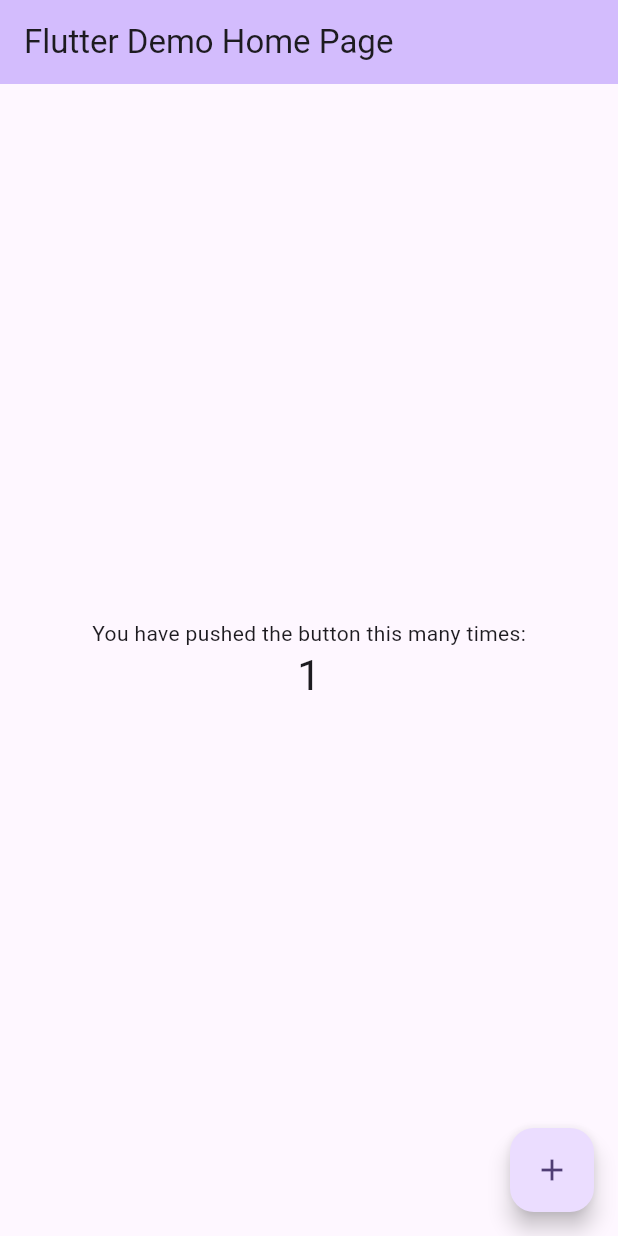
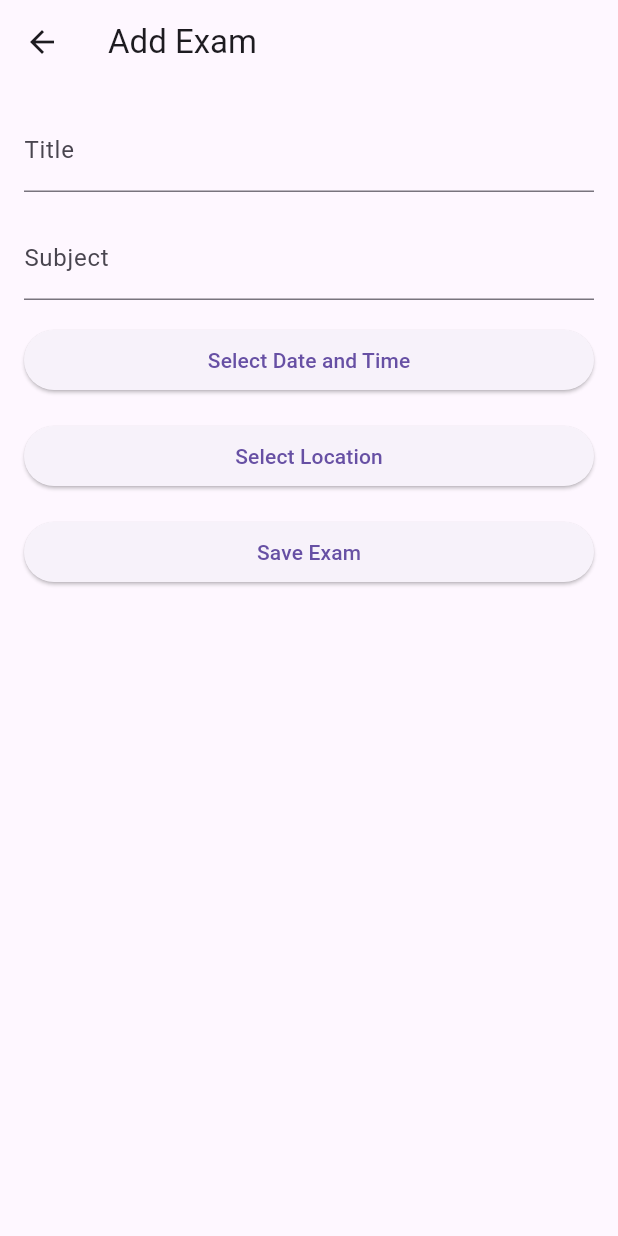
Before and after one commit to tosek4/CampusPath, a Flutter app: the screen it shows after launch, after a tap on the "add" icon, on a phone screen of 412 x 824 dp. Run offline on Flutter 3.47's test engine with Material 3 defaults, Android fonts, the light colour scheme and no system bars; our stand-ins replace geocoding, google_maps_flutter, location.

Commit message:
- implement screens - add google-map service - implement calendar - implement navigation thrugh screens - add exam functionality

```diff
--- a/lib/main.dart
+++ b/lib/main.dart
@@ -1,125 +1,24 @@
 import 'package:flutter/material.dart';
+import 'screens/calendar_screen.dart';
+import 'screens/add_exam_screen.dart';
+import 'screens/map_screen.dart';
 
 void main() {
-  runApp(const MyApp());
+  runApp(MyApp());
 }
 
 class MyApp extends StatelessWidget {
-  const MyApp({super.key});
-
-  // This widget is the root of your application.
   @override
   Widget build(BuildContext context) {
     return MaterialApp(
-      title: 'Flutter Demo',
-      theme: ThemeData(
-        // This is the theme of your application.
-        //
-        // TRY THIS: Try running your application with "flutter run". You'll see
-        // the application has a purple toolbar. Then, without quitting the app,
-        // try changing the seedColor in the colorScheme below to Colors.green
-        // and then invoke "hot reload" (save your changes or press the "hot
-        // reload" button in a Flutter-supported IDE, or press "r" if you used
-        // the command line to start the app).
-        //
-        // Notice that the counter didn't reset back to zero; the application
-        // state is not lost during the reload. To reset the state, use hot
-        // restart instead.
-        //
-        // This works for code too, not just values: Most code changes can be
-        // tested with just a hot reload.
-        colorScheme: ColorScheme.fromSeed(seedColor: Colors.deepPurple),
-        useMaterial3: true,
-      ),
-      home: const MyHomePage(title: 'Flutter Demo Home Page'),
+      title: 'Exam Scheduler',
+      theme: ThemeData(primarySwatch: Colors.blue),
+      initialRoute: '/',
+      routes: {
+        '/': (context) => CalendarScreen(),
+        '/add_exam': (context) => AddExamScreen(),
+        '/map': (context) => MapScreen(),
+      },
     );
   }
 }
-
-class MyHomePage extends StatefulWidget {
-  const MyHomePage({super.key, required this.title});
-
-  // This widget is the home page of your application. It is stateful, meaning
-  // that it has a State object (defined below) that contains fields that affect
-  // how it looks.
-
-  // This class is the configuration for the state. It holds the values (in this
-  // case the title) provided by the parent (in this case the App widget) and
-  // used by the build method of the State. Fields in a Widget subclass are
-  // always marked "final".
-
-  final String title;
-
-  @override
-  State<MyHomePage> createState() => _MyHomePageState();
-}
-
-class _MyHomePageState extends State<MyHomePage> {
-  int _counter = 0;
-
-  void _incrementCounter() {
-    setState(() {
-      // This call to setState tells the Flutter framework that something has
-      // changed in this State, which causes it to rerun the build method below
-      // so that the display can reflect the updated values. If we changed
-      // _counter without calling setState(), then the build method would not be
-      // called again, and so nothing would appear to happen.
-      _counter++;
-    });
-  }
-
-  @override
-  Widget build(BuildContext context) {
-    // This method is rerun every time setState is called, for instance as done
-    // by the _incrementCounter method above.
-    //
-    // The Flutter framework has been optimized to make rerunning build methods
-    // fast, so that you can just rebuild anything that needs updating rather
-    // than having to individually change instances of widgets.
-    return Scaffold(
-      appBar: AppBar(
-        // TRY THIS: Try changing the color here to a specific color (to
-        // Colors.amber, perhaps?) and trigger a hot reload to see the AppBar
-        // change color while the other colors stay the same.
-        backgroundColor: Theme.of(context).colorScheme.inversePrimary,
-        // Here we take the value from the MyHomePage object that was created by
-        // the App.build method, and use it to set our appbar title.
-        title: Text(widget.title),
-      ),
-      body: Center(
-        // Center is a layout widget. It takes a single child and positions it
-        // in the middle of the parent.
-        child: Column(
-          // Column is also a layout widget. It takes a list of children and
-          // arranges them vertically. By default, it sizes itself to fit its
-          // children horizontally, and tries to be as tall as its parent.
-          //
-          // Column has various properties to control how it sizes itself and
-          // how it positions its children. Here we use mainAxisAlignment to
-          // center the children vertically; the main axis here is the vertical
-          // axis because Columns are vertical (the cross axis would be
-          // horizontal).
-          //
-          // TRY THIS: Invoke "debug painting" (choose the "Toggle Debug Paint"
-          // action in the IDE, or press "p" in the console), to see the
-          // wireframe for each widget.
-          mainAxisAlignment: MainAxisAlignment.center,
-          children: <Widget>[
-            const Text(
-              'You have pushed the button this many times:',
-            ),
-            Text(
-              '$_counter',
-              style: Theme.of(context).textTheme.headlineMedium,
-            ),
-          ],
-        ),
-      ),
-      floatingActionButton: FloatingActionButton(
-        onPressed: _incrementCounter,
-        tooltip: 'Increment',
-        child: const Icon(Icons.add),
-      ), // This trailing comma makes auto-formatting nicer for build methods.
-    );
-  }
-}
--- /dev/null
+++ b/lib/models/exam.dart
@@ -0,0 +1,35 @@
+class Exam {
+  final String title;
+  final String subject;
+  final DateTime dateTime;
+  final String location;
+  final String locationName;
+
+  Exam({
+    required this.title,
+    required this.subject,
+    required this.dateTime,
+    required this.location,
+    required this.locationName,
+  });
+}
+
+class ExamRepository {
+  static final ExamRepository _instance = ExamRepository._internal();
+
+  factory ExamRepository() => _instance;
+
+  ExamRepository._internal();
+
+  final List<Exam> _exams = [];
+
+  List<Exam> get exams => _exams;
+
+  void addExam(Exam exam) {
+    _exams.add(exam);
+  }
+
+  void removeExam(Exam exam) {
+    _exams.remove(exam);
+  }
+}
--- /dev/null
+++ b/lib/screens/add_exam_screen.dart
@@ -0,0 +1,151 @@
+import 'package:flutter/material.dart';
+import 'package:google_maps_flutter/google_maps_flutter.dart';
+import 'package:geocoding/geocoding.dart';
+import '../models/exam.dart';
+import 'map_screen.dart';
+
+class AddExamScreen extends StatefulWidget {
+  @override
+  _AddExamScreenState createState() => _AddExamScreenState();
+}
+
+class _AddExamScreenState extends State<AddExamScreen> {
+  final _formKey = GlobalKey<FormState>();
+  String _title = '';
+  String _subject = '';
+  String _location = '';
+  String _locationName = '';
+  DateTime? _dateTime;
+  LatLng? _selectedLocation;
+
+  Future<void> _fetchLocationName(LatLng location) async {
+    try {
+      List<Placemark> placemarks = await placemarkFromCoordinates(
+        location.latitude,
+        location.longitude,
+      );
+      setState(() {
+        _locationName = placemarks.isNotEmpty
+            ? '${placemarks.first.name}, ${placemarks.first.locality}'
+            : 'Unknown Location';
+      });
+    } catch (e) {
+      setState(() {
+        _locationName = 'Error fetching location name';
+      });
+    }
+  }
+
+  @override
+  Widget build(BuildContext context) {
+    return Scaffold(
+      appBar: AppBar(title: Text('Add Exam')),
+      body: Padding(
+        padding: const EdgeInsets.all(16.0),
+        child: Form(
+          key: _formKey,
+          child: ListView(
+            children: [
+              TextFormField(
+                decoration: InputDecoration(labelText: 'Title'),
+                onSaved: (value) => _title = value ?? '',
+                validator: (value) =>
+                    value!.isEmpty ? 'Please enter a title' : null,
+              ),
+              SizedBox(height: 16),
+              TextFormField(
+                decoration: InputDecoration(labelText: 'Subject'),
+                onSaved: (value) => _subject = value ?? '',
+                validator: (value) =>
+                    value!.isEmpty ? 'Please enter a subject' : null,
+              ),
+              SizedBox(height: 16),
+              ElevatedButton(
+                onPressed: () async {
+                  final selectedDate = await showDatePicker(
+                    context: context,
+                    initialDate: DateTime.now(),
+                    firstDate: DateTime.now(),
+                    lastDate: DateTime(2100),
+                  );
+
+                  if (selectedDate != null) {
+                    final selectedTime = await showTimePicker(
+                      context: context,
+                      initialTime: TimeOfDay.now(),
+                    );
+
+                    if (selectedTime != null) {
+                      setState(() {
+                        _dateTime = DateTime(
+                          selectedDate.year,
+                          selectedDate.month,
+                          selectedDate.day,
+                          selectedTime.hour,
+                          selectedTime.minute,
+                        );
+                      });
+                    }
+                  }
+                },
+                child: Text(_dateTime == null
+                    ? 'Select Date and Time'
+                    : '${_dateTime!.toLocal()}'),
+              ),
+              SizedBox(height: 16),
+              ElevatedButton(
+                onPressed: () async {
+                  final LatLng? location = await Navigator.push(
+                    context,
+                    MaterialPageRoute(
+                      builder: (context) => MapScreen(),
+                    ),
+                  );
+
+                  if (location != null) {
+                    setState(() {
+                      _selectedLocation = location;
+                      _location =
+                          'Lat: ${location.latitude}, Lng: ${location.longitude}';
+                    });
+                    await _fetchLocationName(location);
+                  }
+                },
+                child: Text(_selectedLocation == null
+                    ? 'Select Location'
+                    : 'Location Selected: $_locationName'),
+              ),
+              SizedBox(height: 16),
+              ElevatedButton(
+                onPressed: () {
+                  if (_formKey.currentState!.validate() && _dateTime != null) {
+                    _formKey.currentState!.save();
+                    ExamRepository().addExam(
+                      Exam(
+                        title: _title,
+                        subject: _subject,
+                        location: _location,
+                        locationName: _locationName.isEmpty
+                            ? 'No location specified'
+                            : _locationName,
+                        dateTime: _dateTime!,
+                      ),
+                    );
+                    Navigator.pop(context);
+                  } else {
+                    ScaffoldMessenger.of(context).showSnackBar(
+                      SnackBar(
+                        content: Text('Please complete all required fields'),
+                      ),
+                    );
+                  }
+                },
+                child: Text('Save Exam'),
+              ),
+            ],
+          ),
+        ),
+      ),
+    );
+  }
+}
--- /dev/null
+++ b/lib/screens/calendar_screen.dart
@@ -0,0 +1,72 @@
+import 'package:flutter/material.dart';
+import '../models/exam.dart';
+import 'package:intl/intl.dart';
+
+import 'exam_detail_screen.dart';
+
+class CalendarScreen extends StatefulWidget {
+  @override
+  _CalendarScreenState createState() => _CalendarScreenState();
+}
+
+class _CalendarScreenState extends State<CalendarScreen> {
+  @override
+  Widget build(BuildContext context) {
+    final exams = ExamRepository().exams;
+
+    return Scaffold(
+      appBar: AppBar(
+        title: Text('Campus Calendar'),
+        actions: [
+          IconButton(
+            icon: Icon(Icons.add),
+            onPressed: () {
+              Navigator.pushNamed(context, '/add_exam')
+                  .then((_) => setState(() {}));
+            },
+          ),
+          IconButton(
+            icon: Icon(Icons.map),
+            onPressed: () {
+              Navigator.pushNamed(context, '/map');
+            },
+          ),
+        ],
+      ),
+      body: exams.isEmpty
+          ? Center(child: Text('No exams scheduled.'))
+          : ListView.builder(
+              itemCount: exams.length,
+              itemBuilder: (context, index) {
+                final exam = exams[index];
+                final formattedDate =
+                    DateFormat('EEEE, MMM d, yyyy').format(exam.dateTime);
+                final formattedTime =
+                    DateFormat('h:mm a').format(exam.dateTime);
+
+                return ListTile(
+                  title: Text('Subject: ${exam.title}\nRoom: ${exam.subject}'),
+                  subtitle: Text(
+                      '$formattedDate at $formattedTime\nLocation: ${exam.locationName}'),
+                  trailing: IconButton(
+                    icon: Icon(Icons.delete),
+                    onPressed: () {
+                      setState(() {
+                        ExamRepository().removeExam(exam);
+                      });
+                    },
+                  ),
+                  onTap: () {
+                    Navigator.push(
+                      context,
+                      MaterialPageRoute(
+                        builder: (context) => ExamDetailScreen(exam: exam),
+                      ),
+                    );
+                  },
+                );
+              },
+            ),
+    );
+  }
+}
--- /dev/null
+++ b/lib/screens/exam_detail_screen.dart
@@ -0,0 +1,59 @@
+import 'package:flutter/material.dart';
+import 'package:intl/intl.dart';
+import '../models/exam.dart';
+import '../widgets/custom_map_widget.dart';
+import '../widgets/address_widget.dart';
+
+class ExamDetailScreen extends StatelessWidget {
+  final Exam exam;
+
+  ExamDetailScreen({required this.exam});
+
+  @override
+  Widget build(BuildContext context) {
+    final formattedDate = DateFormat('EEEE, MMM d, yyyy').format(exam.dateTime);
+    final formattedTime = DateFormat('h:mm a').format(exam.dateTime);
+
+    // Parse coordinates from the location string
+    final coords = exam.location.split(',');
+    final latitude = double.parse(coords[0].split(':')[1].trim());
+    final longitude = double.parse(coords[1].split(':')[1].trim());
+
+    return Scaffold(
+      appBar: AppBar(
+        title: Text(exam.title),
+      ),
+      body: Padding(
+        padding: const EdgeInsets.all(16.0),
+        child: Column(
+          crossAxisAlignment: CrossAxisAlignment.start,
+          children: [
+            Text(
+              'Room: ${exam.subject}',
+              style: TextStyle(fontSize: 20, fontWeight: FontWeight.bold),
+            ),
+            SizedBox(height: 8),
+            Text(
+              'Date: $formattedDate',
+              style: TextStyle(fontSize: 18),
+            ),
+            SizedBox(height: 8),
+            Text(
+              'Time: $formattedTime',
+              style: TextStyle(fontSize: 18),
+            ),
+            SizedBox(height: 8),
+            AddressWidget(latitude: latitude, longitude: longitude),
+            SizedBox(height: 16),
+            Expanded(
+              child: CustomMapWidget(
+                latitude: latitude,
+                longitude: longitude,
+              ),
+            ),
+          ],
+        ),
+      ),
+    );
+  }
+}
--- /dev/null
+++ b/lib/services/location_service.dart
@@ -0,0 +1,21 @@
+import 'package:location/location.dart';
+
+class LocationService {
+  final Location _location = Location();
+
+  Future<LocationData?> getCurrentLocation() async {
+    bool serviceEnabled = await _location.serviceEnabled();
+    if (!serviceEnabled) {
+      serviceEnabled = await _location.requestService();
+      if (!serviceEnabled) return null;
+    }
+
+    PermissionStatus permissionGranted = await _location.hasPermission();
+    if (permissionGranted == PermissionStatus.denied) {
+      permissionGranted = await _location.requestPermission();
+      if (permissionGranted != PermissionStatus.granted) return null;
+    }
+
+    return await _location.getLocation();
+  }
+}
--- /dev/null
+++ b/lib/widgets/exam_title.dart
@@ -0,0 +1,16 @@
+import 'package:flutter/material.dart';
+import '../models/exam.dart';
+
+class ExamTile extends StatelessWidget {
+  final Exam exam;
+
+  const ExamTile({required this.exam});
+
+  @override
+  Widget build(BuildContext context) {
+    return ListTile(
+      title: Text(exam.subject),
+      subtitle: Text('${exam.dateTime} at ${exam.location}'),
+    );
+  }
+}
```
Also changed, not shown: lib/screens/map_screen.dart (added, +48 -0 lines), lib/services/google_maps_service.dart (added, +17 -0 lines), lib/widgets/address_widget.dart (added, +54 -0 lines), lib/widgets/custom_map_widget.dart (added, +26 -0 lines), pubspec.yaml (+8 -0 lines), pubspec.lock, 4 other files.
